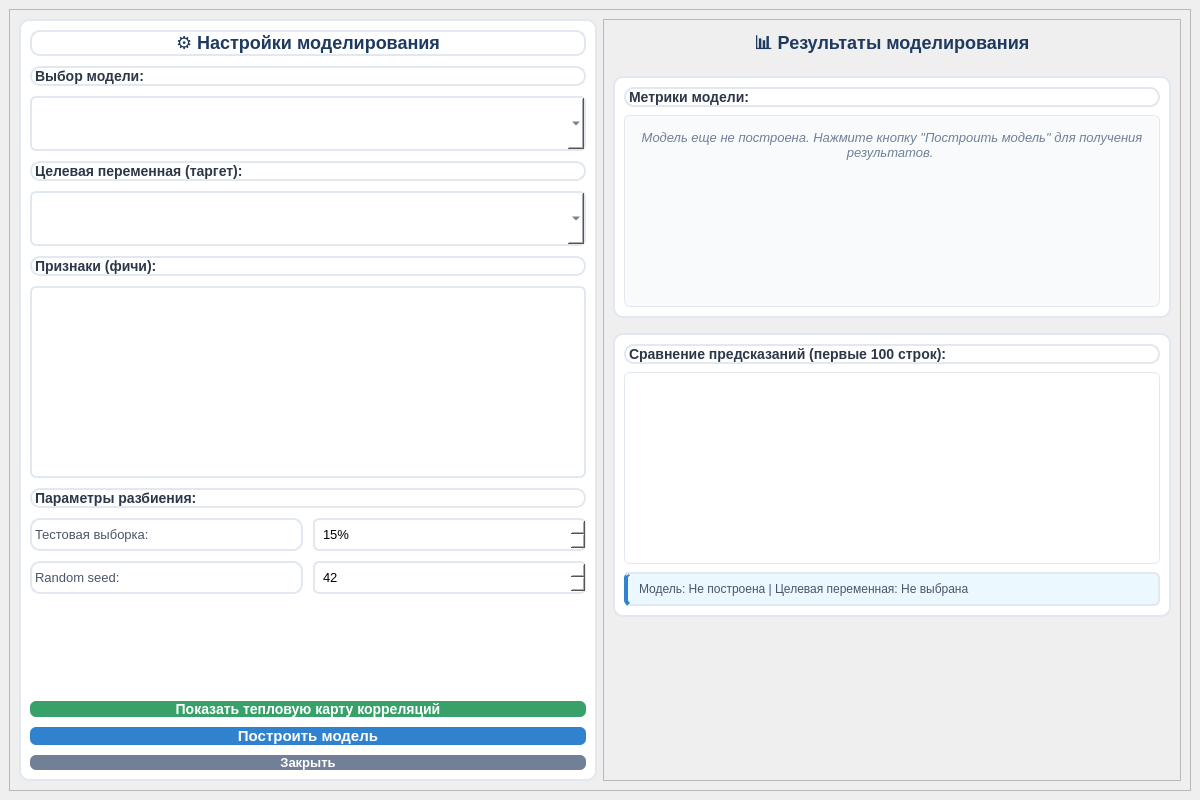
This is form/modeling_window_ui.ui in usatopolosato/lowcode_platform as Qt 5 draws it before an edit. The edited form follows.
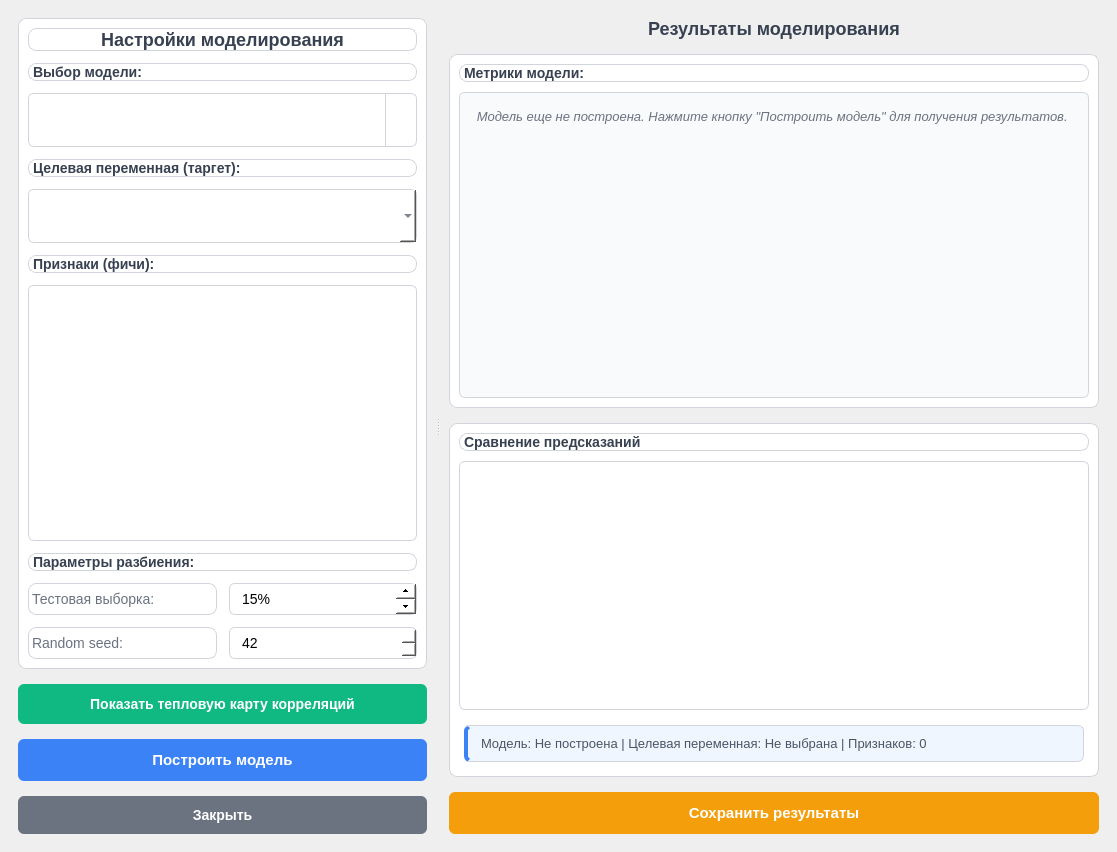
This is the edited form. Icons and pictures are not drawn.

Commit message: Добавлена возможность сохранения результатов моделирования

```diff
--- a/form/modeling_window_ui.ui
+++ b/form/modeling_window_ui.ui
@@ -6,22 +6,70 @@
   <rect>
    <x>0</x>
    <y>0</y>
-   <width>1200</width>
-   <height>800</height>
-  </rect>
- </property>
+    <width>1117</width>
+    <height>852</height>
+   </rect>
+  </property>
+  <property name="minimumSize">
+   <size>
+    <width>1000</width>
+    <height>700</height>
+   </size>
+  </property>
  <property name="windowTitle">
   <string>Моделирование</string>
  </property>
  <widget class="QWidget" name="centralwidget">
   <layout class="QVBoxLayout" name="mainLayout">
+    <property name="spacing">
+     <number>10</number>
+    </property>
+    <property name="contentsMargins" stdset="0">
+     <number>10</number>
+    </property>
    <item>
-    <widget class="QScrollArea" name="mainScrollArea">
+     <widget class="QSplitter" name="mainSplitter">
+      <property name="orientation">
+       <enum>Qt::Horizontal</enum>
+      </property>
+      <property name="handleWidth">
+       <number>4</number>
+      </property>
+      <property name="childrenCollapsible">
+       <bool>false</bool>
+      </property>
+      <widget class="QScrollArea" name="leftScrollArea">
+       <property name="minimumSize">
+        <size>
+         <width>400</width>
+         <height>0</height>
+        </size>
+       </property>
+       <property name="frameShape">
+        <enum>QFrame::NoFrame</enum>
+       </property>
+       <property name="frameShadow">
+        <enum>QFrame::Plain</enum>
+       </property>
      <property name="widgetResizable">
       <bool>true</bool>
      </property>
-     <widget class="QWidget" name="scrollAreaWidgetContents">
-      <layout class="QHBoxLayout" name="contentLayout">
+       <widget class="QWidget" name="leftContainer">
+        <property name="geometry">
+         <rect>
+          <x>0</x>
+          <y>0</y>
+          <width>425</width>
+          <height>830</height>
+         </rect>
+        </property>
+        <layout class="QVBoxLayout" name="leftContainerLayout">
+         <property name="spacing">
+          <number>15</number>
+         </property>
+         <property name="contentsMargins" stdset="0">
+          <number>15</number>
+         </property>
        <item>
         <widget class="QFrame" name="leftPanel">
          <property name="minimumWidth">
@@ -33,73 +81,105 @@
          <property name="styleSheet">
           <string notr="true">QFrame {
     background-color: #ffffff;
-    border-radius: 10px;
-    border: 2px solid #e2e8f0;
+    border-radius: 8px;
+    border: 1px solid #d1d5db;
 }</string>
          </property>
          <layout class="QVBoxLayout" name="leftLayout">
           <property name="spacing">
-           <number>10</number>
-          </property>
-          <property name="contentsMargins">
-           <number>15</number>
-           <number>15</number>
-           <number>15</number>
+             <number>12</number>
+            </property>
+            <property name="contentsMargins" stdset="0">
            <number>15</number>
           </property>
           <item>
            <widget class="QLabel" name="titleLabel">
             <property name="text">
-             <string>&lt;h2 style='color: #1e3a5f; font-size: 18px; font-weight: bold; text-align: center; margin: 0; padding: 0;'&gt;⚙️ Настройки моделирования&lt;/h2&gt;</string>
+               <string>&lt;h2 style='color: #374151; font-size: 18px; font-weight: 600; text-align: center; margin: 0; padding: 0;'&gt;Настройки моделирования&lt;/h2&gt;</string>
             </property>
             <property name="alignment">
              <set>Qt::AlignCenter</set>
             </property>
+              <property name="margin">
+               <number>5</number>
+              </property>
            </widget>
           </item>
           <item>
            <widget class="QLabel" name="modelLabel">
+              <property name="styleSheet">
+               <string notr="true">font-weight: 600;
+color: #374151;
+font-size: 14px;</string>
+              </property>
             <property name="text">
-             <string>&lt;b style='color: #2d3748; font-size: 14px;'&gt;Выбор модели:&lt;/b&gt;</string>
+               <string>Выбор модели:</string>
+              </property>
+              <property name="margin">
+               <number>2</number>
             </property>
            </widget>
           </item>
           <item>
            <widget class="QComboBox" name="modelComboBox">
+              <property name="minimumSize">
+               <size>
+                <width>0</width>
+                <height>54</height>
+               </size>
+              </property>
             <property name="styleSheet">
 <string notr="true">QComboBox {
     background-color: #ffffff;
-    border: 2px solid #e2e8f0;
+    border: 1px solid #d1d5db;
     border-radius: 6px;
-    padding: 8px;
+    padding: 8px 12px;
     font-size: 14px;
-    color: #2d3748;
-    min-height: 35px;
+    color: #374151;
+    min-height: 36px;
 }
 QComboBox:hover {
-    border-color: #3182ce;
+    border-color: #3b82f6;
+}
+QComboBox::drop-down {
+    border-left: 1px solid #d1d5db;
+    width: 30px;
 }</string>
             </property>
            </widget>
           </item>
           <item>
            <widget class="QLabel" name="targetLabel">
+              <property name="styleSheet">
+               <string notr="true">font-weight: 600;
+color: #374151;
+font-size: 14px;</string>
+              </property>
             <property name="text">
-             <string>&lt;b style='color: #2d3748; font-size: 14px;'&gt;Целевая переменная (таргет):&lt;/b&gt;</string>
+               <string>Целевая переменная (таргет):</string>
+              </property>
+              <property name="margin">
+               <number>2</number>
             </property>
            </widget>
           </item>
           <item>
            <widget class="QComboBox" name="targetComboBox">
+              <property name="minimumSize">
+               <size>
+                <width>0</width>
+                <height>54</height>
+               </size>
+              </property>
             <property name="styleSheet">
 <string notr="true">QComboBox {
     background-color: #ffffff;
-    border: 2px solid #e2e8f0;
+    border: 1px solid #d1d5db;
     border-radius: 6px;
-    padding: 8px;
+    padding: 8px 12px;
     font-size: 14px;
-    color: #2d3748;
-    min-height: 35px;
+    color: #374151;
+    min-height: 36px;
 }
 QComboBox:hover {
     border-color: #3182ce;
@@ -109,8 +189,16 @@
           </item>
           <item>
            <widget class="QLabel" name="featuresLabel">
+              <property name="styleSheet">
+               <string notr="true">font-weight: 600;
+color: #374151;
+font-size: 14px;</string>
+              </property>
             <property name="text">
-             <string>&lt;b style='color: #2d3748; font-size: 14px;'&gt;Признаки (фичи):&lt;/b&gt;</string>
+               <string>Признаки (фичи):</string>
+              </property>
+              <property name="margin">
+               <number>2</number>
             </property>
            </widget>
           </item>
@@ -125,68 +213,100 @@
             <property name="styleSheet">
 <string notr="true">QListWidget {
     background-color: #ffffff;
-    border: 2px solid #e2e8f0;
+    border: 1px solid #d1d5db;
     border-radius: 6px;
     font-size: 13px;
+    padding: 2px;
 }
 QListWidget::item {
-    padding: 8px 10px;
-    border-bottom: 1px solid #edf2f7;
+    padding: 8px 12px;
+    border-bottom: 1px solid #f3f4f6;
+    border-radius: 4px;
+    margin: 1px;
 }
 QListWidget::item:selected {
-    background-color: #3182ce;
+    background-color: #3b82f6;
     color: white;
+    border: 1px solid #2563eb;
+}
+QListWidget::item:hover:!selected {
+    background-color: #f3f4f6;
 }</string>
             </property>
            </widget>
           </item>
           <item>
            <widget class="QLabel" name="paramsLabel">
+              <property name="styleSheet">
+               <string notr="true">font-weight: 600;
+color: #374151;
+font-size: 14px;</string>
+              </property>
             <property name="text">
-             <string>&lt;b style='color: #2d3748; font-size: 14px;'&gt;Параметры разбиения:&lt;/b&gt;</string>
+               <string>Параметры разбиения:</string>
+              </property>
+              <property name="margin">
+               <number>2</number>
             </property>
            </widget>
           </item>
           <item>
            <layout class="QHBoxLayout" name="testSizeLayout">
+              <property name="spacing">
+               <number>12</number>
+              </property>
             <item>
              <widget class="QLabel" name="testSizeLabel">
+                <property name="minimumSize">
+                 <size>
+                  <width>150</width>
+                  <height>0</height>
+                 </size>
+                </property>
+                <property name="styleSheet">
+                 <string notr="true">color: #6b7280;
+font-size: 14px;</string>
+                </property>
               <property name="text">
                <string>Тестовая выборка:</string>
               </property>
-              <property name="styleSheet">
-<string notr="true">color: #4a5568;
-font-size: 13px;
-min-width: 120px;</string>
-              </property>
              </widget>
             </item>
             <item>
              <widget class="QSpinBox" name="testSizeSpinBox">
-              <property name="minimum">
-               <number>10</number>
-              </property>
-              <property name="maximum">
-               <number>50</number>
-              </property>
-              <property name="value">
-               <number>15</number>
+                <property name="minimumSize">
+                 <size>
+                  <width>102</width>
+                  <height>32</height>
+                 </size>
+                </property>
+                <property name="styleSheet">
+                 <string notr="true">QSpinBox {
+    background-color: #ffffff;
+    border: 1px solid #d1d5db;
+    border-radius: 6px;
+    padding: 6px 10px;
+    font-size: 14px;
+    min-width: 80px;
+}
+QSpinBox:hover {
+    border-color: #3b82f6;
+}
+QSpinBox::up-button, QSpinBox::down-button {
+    width: 20px;
+}</string>
               </property>
               <property name="suffix">
                <string>%</string>
               </property>
-              <property name="styleSheet">
-<string notr="true">QSpinBox {
-    background-color: #ffffff;
-    border: 2px solid #e2e8f0;
-    border-radius: 6px;
-    padding: 6px;
-    font-size: 13px;
-    min-width: 80px;
-}
-QSpinBox:hover {
-    border-color: #3182ce;
-}</string>
+                <property name="minimum">
+                 <number>10</number>
+                </property>
+                <property name="maximum">
+                 <number>50</number>
+                </property>
+                <property name="value">
+                 <number>15</number>
               </property>
              </widget>
             </item>
@@ -194,20 +314,47 @@
           </item>
           <item>
            <layout class="QHBoxLayout" name="seedLayout">
+              <property name="spacing">
+               <number>12</number>
+              </property>
             <item>
              <widget class="QLabel" name="seedLabel">
+                <property name="minimumSize">
+                 <size>
+                  <width>150</width>
+                  <height>0</height>
+                 </size>
+                </property>
+                <property name="styleSheet">
+                 <string notr="true">color: #6b7280;
+font-size: 14px;</string>
+                </property>
               <property name="text">
                <string>Random seed:</string>
               </property>
-              <property name="styleSheet">
-<string notr="true">color: #4a5568;
-font-size: 13px;
-min-width: 120px;</string>
-              </property>
              </widget>
             </item>
             <item>
              <widget class="QSpinBox" name="randomSeedSpinBox">
+                <property name="minimumSize">
+                 <size>
+                  <width>102</width>
+                  <height>32</height>
+                 </size>
+                </property>
+                <property name="styleSheet">
+                 <string notr="true">QSpinBox {
+    background-color: #ffffff;
+    border: 1px solid #d1d5db;
+    border-radius: 6px;
+    padding: 6px 10px;
+    font-size: 14px;
+    min-width: 80px;
+}
+QSpinBox:hover {
+    border-color: #3b82f6;
+}</string>
+                </property>
               <property name="minimum">
                <number>0</number>
               </property>
@@ -217,49 +364,30 @@
               <property name="value">
                <number>42</number>
               </property>
-              <property name="styleSheet">
-<string notr="true">QSpinBox {
-    background-color: #ffffff;
-    border: 2px solid #e2e8f0;
-    border-radius: 6px;
-    padding: 6px;
-    font-size: 13px;
-    min-width: 80px;
-}
-QSpinBox:hover {
-    border-color: #3182ce;
-}</string>
-              </property>
              </widget>
             </item>
            </layout>
           </item>
-          <item>
-           <spacer name="verticalSpacer">
-            <property name="orientation">
-             <enum>Qt::Vertical</enum>
-            </property>
-            <property name="sizeHint" stdset="0">
-             <size>
-              <width>20</width>
-              <height>20</height>
-             </size>
-            </property>
-           </spacer>
+           </layout>
+          </widget>
           </item>
           <item>
            <widget class="QPushButton" name="showHeatmapButton">
-            <property name="minimumHeight">
-             <number>40</number>
+           <property name="minimumSize">
+            <size>
+             <width>0</width>
+             <height>40</height>
+            </size>
             </property>
             <property name="styleSheet">
 <string notr="true">QPushButton {
-    background-color: #38a169;
+    background-color: #10b981;
     color: white;
     border: none;
     border-radius: 6px;
-    font-weight: bold;
+    font-weight: 600;
     font-size: 14px;
+    padding: 10px;
 }
 QPushButton:hover {
     background-color: #2f855a;
@@ -275,23 +403,31 @@
           </item>
           <item>
            <widget class="QPushButton" name="buildModelButton">
-            <property name="minimumHeight">
-             <number>45</number>
+           <property name="minimumSize">
+            <size>
+             <width>0</width>
+             <height>42</height>
+            </size>
             </property>
             <property name="styleSheet">
 <string notr="true">QPushButton {
-    background-color: #3182ce;
+    background-color: #3b82f6;
     color: white;
     border: none;
     border-radius: 6px;
-    font-weight: bold;
+    font-weight: 600;
     font-size: 15px;
+    padding: 11px;
 }
 QPushButton:hover {
     background-color: #2c5282;
 }
 QPushButton:pressed {
-    background-color: #2a4365;
+    background-color: #1d4ed8;
+}
+QPushButton:disabled {
+    background-color: #9ca3af;
+    color: #f3f4f6;
 }</string>
             </property>
             <property name="text">
@@ -301,17 +437,21 @@
           </item>
           <item>
            <widget class="QPushButton" name="closeButton">
-            <property name="minimumHeight">
-             <number>35</number>
+           <property name="minimumSize">
+            <size>
+             <width>0</width>
+             <height>38</height>
+            </size>
             </property>
             <property name="styleSheet">
 <string notr="true">QPushButton {
-    background-color: #718096;
+    background-color: #6b7280;
     color: white;
     border: none;
     border-radius: 6px;
-    font-weight: bold;
-    font-size: 13px;
+    font-weight: 600;
+    font-size: 14px;
+    padding: 9px;
 }
 QPushButton:hover {
     background-color: #4a5568;
@@ -327,25 +467,47 @@
           </item>
          </layout>
         </widget>
-       </item>
-       <item>
+      </widget>
         <widget class="QScrollArea" name="rightScrollArea">
+       <property name="minimumSize">
+        <size>
+         <width>500</width>
+         <height>0</height>
+        </size>
+       </property>
+       <property name="frameShape">
+        <enum>QFrame::NoFrame</enum>
+       </property>
+       <property name="frameShadow">
+        <enum>QFrame::Plain</enum>
+       </property>
          <property name="widgetResizable">
           <bool>true</bool>
          </property>
-         <widget class="QWidget" name="rightScrollWidget">
-          <layout class="QVBoxLayout" name="rightLayout">
+       <widget class="QWidget" name="rightContainer">
+        <property name="geometry">
+         <rect>
+          <x>0</x>
+          <y>0</y>
+          <width>666</width>
+          <height>830</height>
+         </rect>
+        </property>
+        <layout class="QVBoxLayout" name="rightContainerLayout">
            <property name="spacing">
             <number>15</number>
            </property>
            <item>
             <widget class="QLabel" name="resultsTitleLabel">
              <property name="text">
-              <string>&lt;h2 style='color: #1e3a5f; font-size: 18px; font-weight: bold; text-align: center; margin: 0; padding: 0;'&gt;📊 Результаты моделирования&lt;/h2&gt;</string>
+            <string>&lt;h2 style='color: #374151; font-size: 18px; font-weight: 600; text-align: center; margin: 0; padding: 0;'&gt;Результаты моделирования&lt;/h2&gt;</string>
              </property>
              <property name="alignment">
               <set>Qt::AlignCenter</set>
              </property>
+           <property name="margin">
+            <number>5</number>
+           </property>
             </widget>
            </item>
            <item>
@@ -353,24 +515,29 @@
              <property name="styleSheet">
               <string notr="true">QFrame {
     background-color: #ffffff;
-    border-radius: 10px;
-    border: 2px solid #e2e8f0;
+    border-radius: 8px;
+    border: 1px solid #d1d5db;
 }</string>
              </property>
              <layout class="QVBoxLayout" name="metricsLayout">
               <property name="spacing">
-               <number>8</number>
-              </property>
-              <property name="contentsMargins">
-               <number>12</number>
-               <number>12</number>
-               <number>12</number>
-               <number>12</number>
+             <number>10</number>
+            </property>
+            <property name="contentsMargins" stdset="0">
+             <number>15</number>
               </property>
               <item>
                <widget class="QLabel" name="metricsLabel">
+              <property name="styleSheet">
+               <string notr="true">font-weight: 600;
+color: #374151;
+font-size: 14px;</string>
+              </property>
                 <property name="text">
-                 <string>&lt;b style='color: #2d3748; font-size: 14px;'&gt;Метрики модели:&lt;/b&gt;</string>
+               <string>Метрики модели:</string>
+              </property>
+              <property name="margin">
+               <number>2</number>
                 </property>
                </widget>
               </item>
@@ -384,18 +551,35 @@
                 </property>
                 <property name="styleSheet">
 <string notr="true">QTextEdit {
-    background-color: #f8fafc;
-    border: 1px solid #e2e8f0;
+    background-color: #f9fafb;
+    border: 1px solid #d1d5db;
     border-radius: 6px;
-    padding: 10px;
+    padding: 12px;
     font-size: 13px;
-    color: #2d3748;
+    color: #374151;
+    font-family: 'Segoe UI', 'Arial', sans-serif;
+}
+QScrollBar:vertical {
+    border: none;
+    background-color: #f3f4f6;
+    width: 10px;
+    border-radius: 5px;
+}
+QScrollBar::handle:vertical {
+    background-color: #9ca3af;
+    border-radius: 5px;
+    min-height: 30px;
+}
+QScrollBar::handle:vertical:hover {
+    background-color: #6b7280;
 }</string>
                 </property>
                 <property name="html">
-                 <string>&lt;div style='color: #718096; font-style: italic; text-align: center; padding: 20px;'&gt;
-    Модель еще не построена. Нажмите кнопку "Построить модель" для получения результатов.
-&lt;/div&gt;</string>
+               <string>&lt;!DOCTYPE HTML PUBLIC &quot;-//W3C//DTD HTML 4.0//EN&quot; &quot;http://www.w3.org/TR/REC-html40/strict.dtd&quot;&gt;
+&lt;html&gt;&lt;head&gt;&lt;meta name=&quot;qrichtext&quot; content=&quot;1&quot; /&gt;&lt;style type=&quot;text/css&quot;&gt;
+p, li { white-space: pre-wrap; }
+&lt;/style&gt;&lt;/head&gt;&lt;body style=&quot; font-family:'Segoe UI,Arial,sans-serif'; font-size:13px; font-weight:400; font-style:normal;&quot;&gt;
+&lt;p align=&quot;center&quot; style=&quot; margin-top:12px; margin-bottom:12px; margin-left:0px; margin-right:0px; -qt-block-indent:0; text-indent:0px;&quot;&gt;&lt;span style=&quot; font-size:13px; font-style:italic; color:#6b7280;&quot;&gt;Модель еще не построена. Нажмите кнопку &amp;quot;Построить модель&amp;quot; для получения результатов. &lt;/span&gt;&lt;/p&gt;&lt;/body&gt;&lt;/html&gt;</string>
                 </property>
                </widget>
               </item>
@@ -407,24 +591,29 @@
              <property name="styleSheet">
               <string notr="true">QFrame {
     background-color: #ffffff;
-    border-radius: 10px;
-    border: 2px solid #e2e8f0;
+    border-radius: 8px;
+    border: 1px solid #d1d5db;
 }</string>
              </property>
              <layout class="QVBoxLayout" name="predictionsLayout">
               <property name="spacing">
-               <number>8</number>
-              </property>
-              <property name="contentsMargins">
-               <number>12</number>
-               <number>12</number>
-               <number>12</number>
-               <number>12</number>
+             <number>10</number>
+            </property>
+            <property name="contentsMargins" stdset="0">
+             <number>15</number>
               </property>
               <item>
                <widget class="QLabel" name="predictionsLabel">
+              <property name="styleSheet">
+               <string notr="true">font-weight: 600;
+color: #374151;
+font-size: 14px;</string>
+              </property>
                 <property name="text">
-                 <string>&lt;b style='color: #2d3748; font-size: 14px;'&gt;Сравнение предсказаний (первые 100 строк):&lt;/b&gt;</string>
+               <string>Сравнение предсказаний</string>
+              </property>
+              <property name="margin">
+               <number>2</number>
                 </property>
                </widget>
               </item>
@@ -439,34 +628,77 @@
                 <property name="styleSheet">
 <string notr="true">QTableView {
     background-color: #ffffff;
-    border: 1px solid #e2e8f0;
+    border: 1px solid #d1d5db;
     border-radius: 6px;
     font-size: 12px;
+    alternate-background-color: #f9fafb;
 }
 QHeaderView::section {
-    background-color: #edf2f7;
+    background-color: #f3f4f6;
+    padding: 8px;
+    border: none;
+    border-right: 1px solid #d1d5db;
+    border-bottom: 2px solid #3b82f6;
+    font-weight: 600;
+    color: #374151;
+    font-size: 12px;
+}
+QTableView::item {
     padding: 6px;
+    border-bottom: 1px solid #f3f4f6;
+}
+QTableView::item:selected {
+    background-color: #3b82f6;
+    color: white;
+}
+QScrollBar:horizontal {
     border: none;
-    border-right: 1px solid #e2e8f0;
-    border-bottom: 1px solid #3182ce;
-    font-weight: bold;
-    color: #2d3748;
+    background-color: #f3f4f6;
+    height: 10px;
+    border-radius: 5px;
+}
+QScrollBar::handle:horizontal {
+    background-color: #9ca3af;
+    border-radius: 5px;
+    min-width: 30px;
 }</string>
                 </property>
+              <property name="alternatingRowColors">
+               <bool>true</bool>
+              </property>
+              <property name="verticalScrollMode">
+               <enum>QAbstractItemView::ScrollPerPixel</enum>
+              </property>
+              <property name="horizontalScrollMode">
+               <enum>QAbstractItemView::ScrollPerPixel</enum>
+              </property>
+              <property name="showGrid">
+               <bool>true</bool>
+              </property>
+              <property name="gridStyle">
+               <enum>Qt::SolidLine</enum>
+              </property>
+              <property name="cornerButtonEnabled">
+               <bool>false</bool>
+              </property>
                </widget>
               </item>
               <item>
                <widget class="QLabel" name="modelInfoLabel">
                 <property name="styleSheet">
-<string notr="true">color: #4a5568;
-font-size: 12px;
-padding: 8px;
-background-color: #ebf8ff;
+               <string notr="true">color: #4b5563;
+font-size: 13px;
+padding: 10px;
+background-color: #eff6ff;
 border-radius: 6px;
-border-left: 4px solid #3182ce;</string>
+border-left: 4px solid #3b82f6;
+margin: 5px;</string>
                 </property>
                 <property name="text">
-                 <string>Модель: Не построена | Целевая переменная: Не выбрана</string>
+               <string>Модель: Не построена | Целевая переменная: Не выбрана | Признаков: 0</string>
+              </property>
+              <property name="alignment">
+               <set>Qt::AlignVCenter</set>
                 </property>
                </widget>
               </item>
@@ -474,23 +706,42 @@
             </widget>
            </item>
            <item>
-            <spacer name="verticalSpacer_2">
-             <property name="orientation">
-              <enum>Qt::Vertical</enum>
-             </property>
-             <property name="sizeHint" stdset="0">
+          <widget class="QPushButton" name="saveButton">
+           <property name="minimumSize">
               <size>
-               <width>20</width>
-               <height>20</height>
-              </size>
-             </property>
-            </spacer>
-           </item>
-          </layout>
-         </widget>
-        </widget>
-       </item>
-      </layout>
+             <width>0</width>
+             <height>42</height>
+            </size>
+           </property>
+           <property name="styleSheet">
+            <string notr="true">QPushButton {
+    background-color: #f59e0b;
+    color: white;
+    border: none;
+    border-radius: 6px;
+    font-weight: 600;
+    font-size: 15px;
+    padding: 11px;
+}
+QPushButton:hover {
+    background-color: #d97706;
+    border: 1px solid #d97706;
+}
+QPushButton:pressed {
+    background-color: #b45309;
+}
+QPushButton:disabled {
+    background-color: #9ca3af;
+    color: #f3f4f6;
+}</string>
+           </property>
+           <property name="text">
+            <string>Сохранить результаты</string>
+           </property>
+          </widget>
+         </item>
+        </layout>
+       </widget>
      </widget>
     </widget>
    </item>
```
Left out of the diff: 55 changed lines with no effect on the pictures. Lines whose indentation alone changed are shown as unchanged. The commit also changes 2 other files.
